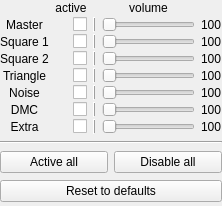
Qt form src/gui/designer/wdgAPUChannels.ui (punesemu/puNES) before a commit.
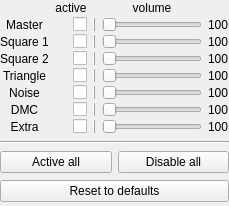
The same form after that commit. Icons and pictures are not drawn.

```diff
--- a/src/gui/designer/wdgAPUChannels.ui
+++ b/src/gui/designer/wdgAPUChannels.ui
@@ -6,7 +6,7 @@
    <rect>
     <x>0</x>
     <y>0</y>
-    <width>222</width>
+    <width>229</width>
     <height>206</height>
    </rect>
   </property>
```
Left out of the diff: 364 changed lines with no effect on the pictures.
